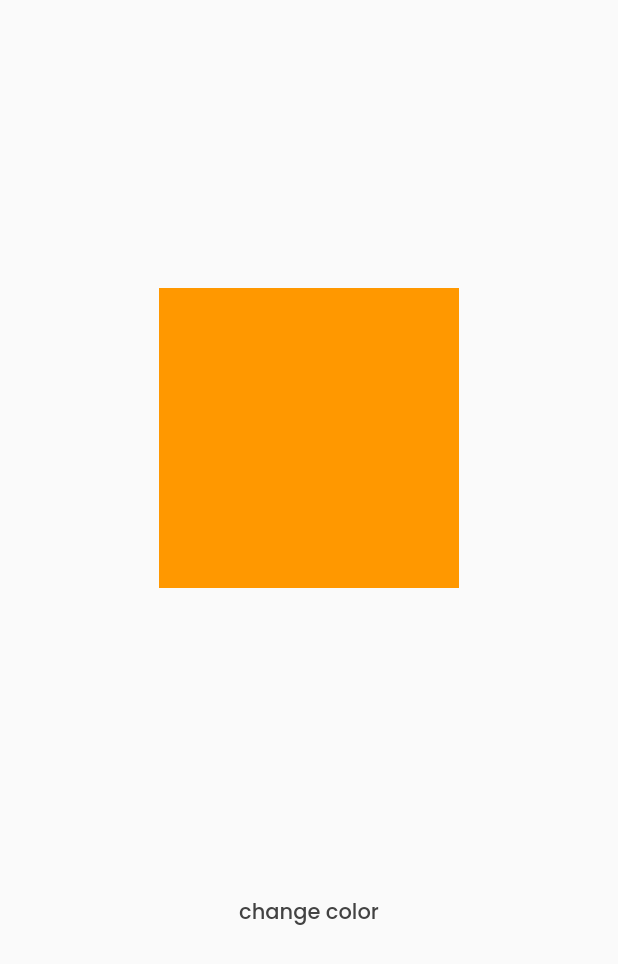
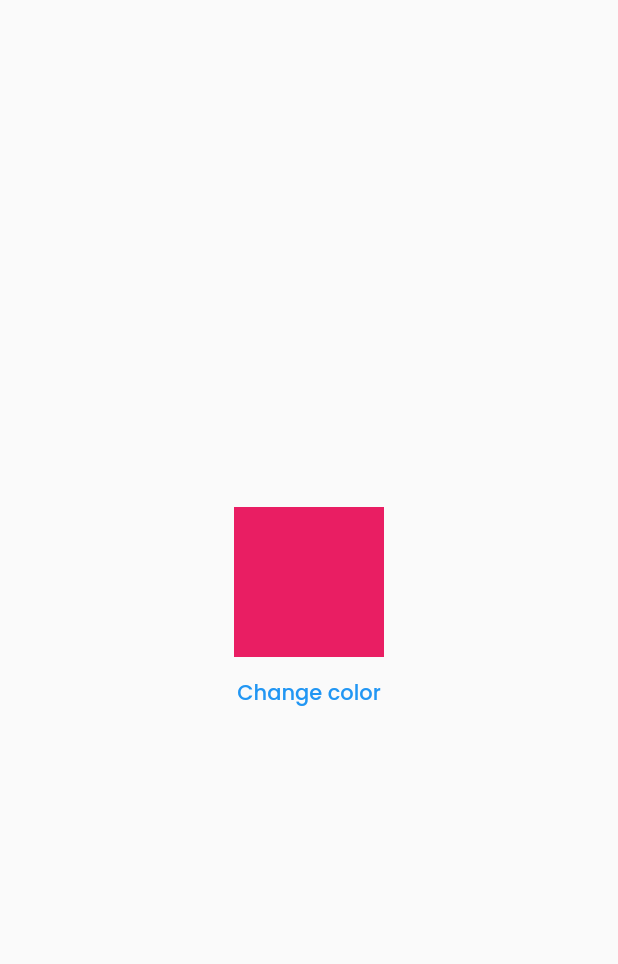
Before and after one commit to priyanshu-01/flutter_festivals_intro, a Flutter app: the WelocomePage screen opened directly, on a phone screen of 412 x 824 dp. Shown: the top 964 px of the screen. Run offline on Flutter 3.47's test engine with Material 2 defaults, Android fonts, the phone set to English and light mode, and no system bars; our stand-ins replace google_fonts.

Commit message:
code cleanup

```diff
--- a/lib/Welcome page/welcome_page.dart
+++ b/lib/Welcome page/welcome_page.dart
@@ -1,50 +1,38 @@
 import 'package:flutter/material.dart';
 
 class WelocomePage extends StatefulWidget {
-  const WelocomePage({Key? key}) : super(key: key);
-
   @override
   State<WelocomePage> createState() => _WelocomePageState();
 }
 
 class _WelocomePageState extends State<WelocomePage> {
-  Color _color = Colors.orange;
-  double _radius = 0;
-  double _dimension = 200;
+  Color _color = Colors.pink;
+  double _height = 100;
+
   @override
   Widget build(BuildContext context) {
     return Scaffold(
       body: Center(
-          child: Column(
-        mainAxisAlignment: MainAxisAlignment.spaceEvenly,
-        children: [
-          AnimatedContainer(
-            duration: Duration(seconds: 1),
-            height: _dimension,
-            width: _dimension,
-            decoration: BoxDecoration(
+        child: Column(
+          mainAxisAlignment: MainAxisAlignment.center,
+          children: [
+            AnimatedContainer(
+              duration: Duration(seconds: 2),
               color: _color,
-              // shape: _boxShape,
-              borderRadius: BorderRadius.circular(_radius),
+              height: _height,
+              width: 100,
             ),
-          ),
-          TextButton(
-            child: Text(
-              "change color",
-              style: TextStyle(color: Colors.grey[800]),
-            ),
-            onPressed: () {
-              print("color changes to pink");
-              setState(() {
-                _color = _color == Colors.pink ? Colors.orange : Colors.pink;
-                _radius = _radius == 0 ? _dimension : 0;
-                _dimension = _dimension == 200 ? 80 : 200;
-              });
-              // action
-            },
-          ),
-        ],
-      )),
+            TextButton(
+              onPressed: () {
+                _height = 200;
+                _color = Colors.orange;
+                setState(() {});
+              },
+              child: Text("Change color"),
+            )
+          ],
+        ),
+      ),
     );
   }
 }
```
Also changed, not shown: lib/counter_app/counter_app.dart (+1 -38 lines).
